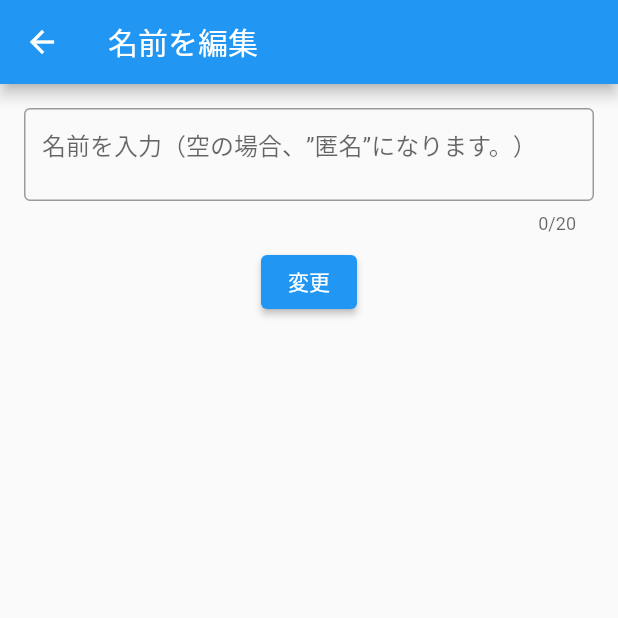
After one commit to Ryotaewamoto/OR-northeast-branch-young-seminer-app, a Flutter app: the screen it shows once a user with an empty profile is signed in, after a tap on an icon or button, on a phone screen of 412 x 824 dp, the top half of it. The commit adds this screen. Run offline on Flutter 3.47's test engine with Material 2 defaults, Android fonts, the phone set to English and light mode, and no system bars; our stand-ins replace cloud_firestore, firebase_auth, firebase_core, flutter_spinkit, font_awesome_flutter, freezed_annotation and 3 more; missing offline and left inert: simple_logger; accounts and stored records are empty; network calls fail.

Commit message:
feat: enable user name to be editted

```diff
--- a/lib/app.dart
+++ b/lib/app.dart
@@ -17,13 +17,16 @@ class App extends HookConsumerWidget {
         ? const Center(
             child: CircularProgressIndicator(),
           )
-        : MaterialApp.router(
+        : GestureDetector(
+          onTap: () => FocusManager.instance.primaryFocus?.unfocus(),
+          child: MaterialApp.router(
               title: 'Flutter Demo',
               // theme: ThemeData(useMaterial3: true, colorScheme: lightColorScheme),
               // darkTheme: ThemeData(useMaterial3: true, colorScheme: darkColorScheme),
               routeInformationParser: goRouter.routeInformationParser,
               routerDelegate: goRouter.routerDelegate,
               routeInformationProvider: goRouter.routeInformationProvider,
+            ),
         );
   }
 }
--- a/lib/pages/home.dart
+++ b/lib/pages/home.dart
@@ -1,5 +1,7 @@
 import 'package:flutter/material.dart';
+import 'package:font_awesome_flutter/font_awesome_flutter.dart';
 import 'package:gap/gap.dart';
+import 'package:go_router/go_router.dart';
 import 'package:hooks_riverpod/hooks_riverpod.dart';
 
 class HomePage extends HookConsumerWidget {
@@ -14,6 +16,15 @@ class HomePage extends HookConsumerWidget {
     return Scaffold(
       appBar: AppBar(
         title: const Text('ホーム'),
+        actions: [
+          IconButton(
+            onPressed: () {
+              GoRouter.of(context)
+                  .push('/home/name-edit');
+            },
+            icon: const FaIcon(FontAwesomeIcons.gear),
+          ),
+        ],
       ),
       body: SingleChildScrollView(
         physics: const ScrollPhysics(),
--- /dev/null
+++ b/lib/pages/name_edit.dart
@@ -0,0 +1,87 @@
+import 'package:flutter/material.dart';
+import 'package:gap/gap.dart';
+import 'package:hooks_riverpod/hooks_riverpod.dart';
+import 'package:or_northeast_branch_young_seminer_app/features/auth.dart';
+
+import '../utils/scaffold_messenger_service.dart';
+
+class NameEditPage extends HookConsumerWidget {
+  const NameEditPage({super.key});
+
+  static const path = '/home/name-edit';
+  static const name = 'NameEditPage';
+  static const location = path;
+
+  @override
+  Widget build(BuildContext context, WidgetRef ref) {
+    return Scaffold(
+      appBar: AppBar(
+        title: const Text('名前を編集'),
+      ),
+      body: Padding(
+        padding: const EdgeInsets.all(16),
+        child: Column(
+          children: const [
+            UserNameTextField(),
+            Gap(8),
+            UserNameEditButton(),
+          ],
+        ),
+      ),
+    );
+  }
+}
+
+/// userName を入力する TextField。
+class UserNameTextField extends HookConsumerWidget {
+  const UserNameTextField({super.key});
+
+  @override
+  Widget build(BuildContext context, WidgetRef ref) {
+    return TextField(
+      controller: ref
+          .watch(appUserNameStateNotifierProvider.notifier)
+          .userNameController,
+      keyboardType: TextInputType.name,
+      textInputAction: TextInputAction.done,
+      cursorWidth: 1,
+      minLines: 2,
+      maxLines: 2,
+      maxLength: 20,
+      decoration: const InputDecoration(
+        hintText: '名前を入力（空の場合、”匿名”になります。）',
+        border: OutlineInputBorder(),
+        contentPadding: EdgeInsets.all(12),
+        isDense: true,
+        filled: false,
+      ),
+    );
+  }
+}
+
+/// userName を編集するボタン。
+class UserNameEditButton extends HookConsumerWidget {
+  const UserNameEditButton({super.key});
+
+  @override
+  Widget build(BuildContext context, WidgetRef ref) {
+    return ElevatedButton(
+      onPressed: () async {
+        Navigator.pop(context);
+        try {
+          final showSnackBar = ScaffoldMessenger.of(context);
+          await ref.read(appUserNameStateNotifierProvider.notifier).submit();
+          showSnackBar.showSnackBar(
+            const SnackBar(
+              content: Text('ユーザ名を変更しました。'),
+              duration: Duration(seconds: 2),
+            ),
+          );
+        } on Exception catch (e) {
+          ref.read(scaffoldMessengerServiceProvider).showSnackBarByException(e);
+        }
+      },
+      child: const Text('変更'),
+    );
+  }
+}
--- a/lib/utils/routing/animation.dart
+++ b/lib/utils/routing/animation.dart
@@ -12,3 +12,13 @@ CustomTransitionPage<void> buildPageWithAnimation({required Widget page}) {
         child,
   );
 }
+
+CustomTransitionPage<void> buildPageWithFullScreenAnimation(
+    {required Widget page}) {
+  return CustomTransitionPage<void>(
+    fullscreenDialog: true,
+    child: page,
+    transitionsBuilder: (context, animation, secondaryAnimation, child) =>
+        child,
+  );
+}
--- a/lib/utils/routing/app_routes.dart
+++ b/lib/utils/routing/app_routes.dart
@@ -1,14 +1,12 @@
-import 'dart:async';
-
-import 'package:firebase_auth/firebase_auth.dart';
 import 'package:flutter/material.dart';
 import 'package:go_router/go_router.dart';
 import 'package:hooks_riverpod/hooks_riverpod.dart';
+import 'package:or_northeast_branch_young_seminer_app/pages/name_edit.dart';
 import 'package:or_northeast_branch_young_seminer_app/pages/presentation_detail.dart';
 import 'package:or_northeast_branch_young_seminer_app/pages/presentation_list.dart';
-import '../../pages/home.dart';
 
 import '../../app.dart';
+import '../../pages/home.dart';
 import '../exceptions/base.dart';
 import '../navigator_key.dart';
 import 'animation.dart';
@@ -27,6 +25,18 @@ final goRoutesProvider = Provider<GoRouter>(
     navigatorKey: ref.watch(rootNavigatorKeyProvider),
     initialLocation: HomePage.path,
     routes: <RouteBase>[
+      GoRoute(
+        parentNavigatorKey: ref.watch(rootNavigatorKeyProvider),
+        path: NameEditPage.path,
+        name: NameEditPage.name,
+        pageBuilder: (BuildContext context, GoRouterState state) {
+          return buildPageWithFullScreenAnimation(
+            page: const NameEditPage(
+              key: ValueKey(NameEditPage.name),
+            ),
+          );
+        },
+      ),
       ShellRoute(
         navigatorKey: ref.watch(shellNavigatorKeyProvider),
         builder: (BuildContext context, GoRouterState state, Widget child) {
@@ -43,12 +53,28 @@ final goRoutesProvider = Provider<GoRouter>(
                 ),
               );
             },
+            routes: <RouteBase>[
+              // GoRoute(
+              //     parentNavigatorKey: ref.watch(rootNavigatorKeyProvider),
+              //     path: NameEditPage.path,
+              //     name: NameEditPage.name,
+              //     pageBuilder: (BuildContext context, GoRouterState state) {
+              //       return buildPageWithFullScreenAnimation(
+              //         page: const NameEditPage(
+              //           key: ValueKey(NameEditPage.name),
+              //         ),
+              //       );
+              //     },
+              //   ),
+            ]
           ),
           GoRoute(
             path: PresentationListPage.location,
             name: PresentationListPage.name,
             pageBuilder: (BuildContext context, GoRouterState state) {
-              return buildPageWithAnimation(page: const PresentationListPage());
+              return buildPageWithAnimation(page: const PresentationListPage(
+                key: ValueKey(PresentationListPage.name),
+              ));
             },
           ),
           GoRoute(
--- a/pubspec.yaml
+++ b/pubspec.yaml
@@ -3,7 +3,7 @@ description: A new Flutter project.
 
 publish_to: 'none'
 
-version: 1.0.0+1
+version: 1.0.0+3
 
 environment:
   sdk: '>=2.18.4 <3.0.0'
```
Also changed, not shown: lib/features/auth.dart (+46 -0 lines), lib/pages/presentation_detail.dart (+25 -5 lines), lib/repositories/app_user_repository.dart (+7 -0 lines), 2 other files. Lines whose indentation alone changed are shown as unchanged.
